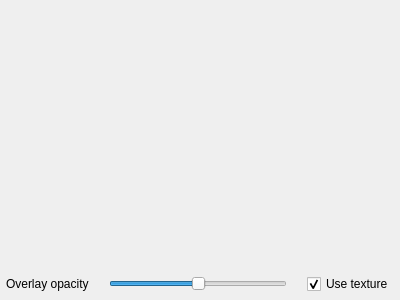
First picture: the form in src/dvrk_vision/overlay_widget.ui, repository vu-arma-dev/dvrk_vision, before the edit.
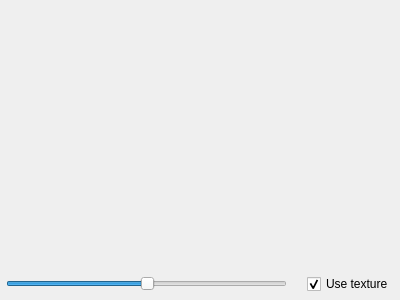
Second picture: the form after the edit.

Commit message: Combine tabbed widgets together for user study

```diff
--- a/src/dvrk_vision/overlay_widget.ui
+++ b/src/dvrk_vision/overlay_widget.ui
@@ -43,13 +43,6 @@
        <property name="margin">
         <number>6</number>
        </property>
-       <item>
-        <widget class="QLabel" name="opacityLabel">
-         <property name="text">
-          <string>Overlay opacity</string>
-         </property>
-        </widget>
-       </item>
        <item>
         <widget class="QSlider" name="opacitySlider">
          <property name="maximum">
```
The commit also changes 4 other files.
